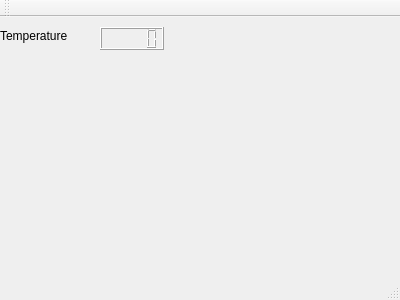
Above: mainwindow.ui from ccppcsh/SmartX before the change. Below: the same form after it.
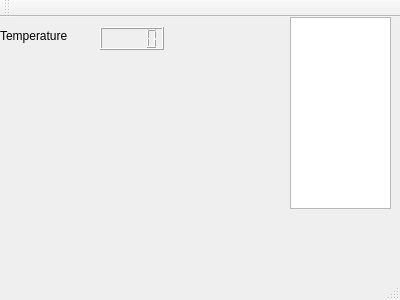
That is the form after the change.

Commit message: Implemented list with availables com ports for tests

```diff
--- a/mainwindow.ui
+++ b/mainwindow.ui
@@ -37,6 +37,16 @@
      <string>Temperature</string>
     </property>
    </widget>
+   <widget class="QListWidget" name="listWidget">
+    <property name="geometry">
+     <rect>
+      <x>290</x>
+      <y>0</y>
+      <width>101</width>
+      <height>192</height>
+     </rect>
+    </property>
+   </widget>
   </widget>
   <widget class="QMenuBar" name="menuBar">
    <property name="geometry">
```
The commit also changes 2 other files.
